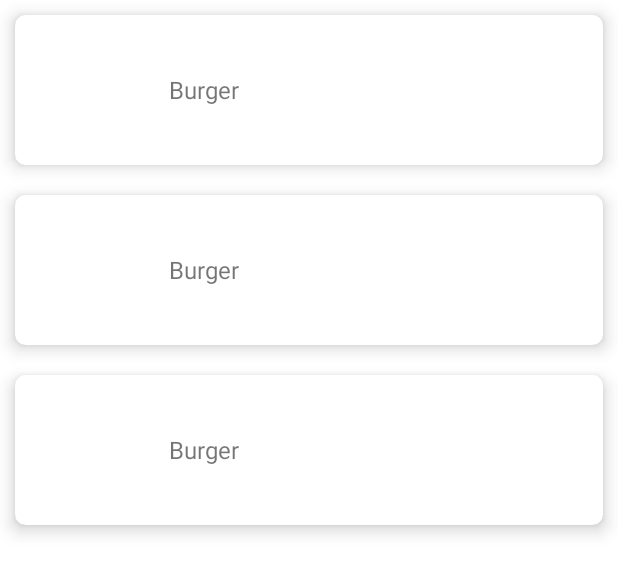
After one commit to azzamrabbanii/CustomTheme-RecyclerView, an Android app: the layout activity_fourth.xml on its own in the app's theme, with its tools: preview values and no code run, on a phone screen of 412 x 824 dp. The commit adds this screen. Shown: the top 574 px of the screen. Run offline under Robolectric (Android 15) with nearby library versions, the phone set to English and light mode, and no system bars; network calls fail.

Commit message:
update fourthRecyclerView using data API

```diff
--- a/app/build.gradle
+++ b/app/build.gradle
@@ -48,4 +48,10 @@ dependencies {
     implementation 'com.github.bumptech.glide:glide:4.12.0'
     annotationProcessor 'com.github.bumptech.glide:compiler:4.12.0'
 
+    //Retrofit
+    implementation 'com.squareup.retrofit2:retrofit:2.9.0'
+    implementation 'com.squareup.retrofit2:converter-gson:2.9.0'
+
+    //OkHttp
+    implementation 'com.squareup.okhttp3:logging-interceptor:4.9.2'
 }
--- a/app/src/main/AndroidManifest.xml
+++ b/app/src/main/AndroidManifest.xml
@@ -7,6 +7,7 @@
 
     <application
         android:allowBackup="true"
+        android:usesCleartextTraffic="true"
         android:dataExtractionRules="@xml/data_extraction_rules"
         android:fullBackupContent="@xml/backup_rules"
         android:icon="@mipmap/ic_launcher"
@@ -15,6 +16,9 @@
         android:supportsRtl="true"
         android:theme="@style/Theme.RecycleView_App_Practice"
         tools:targetApi="31">
+        <activity
+            android:name=".fourthrecyclerview.FourthActivity"
+            android:exported="false" />
         <activity
             android:name=".thirdrecyclerview.ThirdActivity"
             android:exported="false" />
--- a/app/src/main/java/com/example/recycleview_app_practice/MainActivity.kt
+++ b/app/src/main/java/com/example/recycleview_app_practice/MainActivity.kt
@@ -5,6 +5,7 @@ import androidx.appcompat.app.AppCompatActivity
 import android.os.Bundle
 import com.example.recycleview_app_practice.databinding.ActivityMainBinding
 import com.example.recycleview_app_practice.firstrecyclerview.FirstActivity
+import com.example.recycleview_app_practice.fourthrecyclerview.FourthActivity
 import com.example.recycleview_app_practice.secondrecyclerview.SecondActivity
 import com.example.recycleview_app_practice.thirdrecyclerview.ThirdActivity
 
@@ -31,5 +32,10 @@ class MainActivity : AppCompatActivity() {
             val intent = Intent(this, ThirdActivity::class.java)
             startActivity(intent)
         }
+
+        binding.fourthRecyclerView.setOnClickListener {
+            val intent = Intent(this, FourthActivity::class.java)
+            startActivity(intent)
+        }
     }
 }
--- /dev/null
+++ b/app/src/main/res/layout/activity_fourth.xml
@@ -0,0 +1,21 @@
+<?xml version="1.0" encoding="utf-8"?>
+<LinearLayout
+    xmlns:android="http://schemas.android.com/apk/res/android"
+    xmlns:app="http://schemas.android.com/apk/res-auto"
+    xmlns:tools="http://schemas.android.com/tools"
+    android:layout_width="match_parent"
+    android:layout_height="match_parent"
+    tools:context=".fourthrecyclerview.FourthActivity"
+    android:orientation="vertical">
+
+    <androidx.recyclerview.widget.RecyclerView
+        android:id="@+id/rv_food"
+        android:layout_width="match_parent"
+        android:layout_height="match_parent"
+        tools:listitem="@layout/food_item"
+        >
+
+    </androidx.recyclerview.widget.RecyclerView>
+
+
+</LinearLayout>
--- /dev/null
+++ b/app/src/main/res/layout/food_item.xml
@@ -0,0 +1,44 @@
+<?xml version="1.0" encoding="utf-8"?>
+<androidx.cardview.widget.CardView xmlns:android="http://schemas.android.com/apk/res/android"
+    android:layout_width="match_parent"
+    android:layout_height="100dp"
+    xmlns:app="http://schemas.android.com/apk/res-auto"
+    app:cardCornerRadius="7dp"
+    app:cardElevation="7dp"
+    android:id="@+id/cv_fourth"
+    android:layout_margin="10dp">
+
+    <LinearLayout
+        android:layout_width="match_parent"
+        android:layout_height="match_parent"
+        android:orientation="horizontal"
+        android:layout_margin="10dp"
+        android:weightSum="4">
+
+        <ImageView
+            android:id="@+id/img_view"
+            android:layout_weight="1"
+            android:layout_width="0dp"
+            android:layout_height="match_parent"
+            />
+
+        <LinearLayout
+            android:layout_weight="3"
+            android:layout_width="0dp"
+            android:layout_height="match_parent"
+            android:orientation="vertical"
+            android:gravity="center">
+
+            <TextView
+                android:id="@+id/tv_name"
+                android:layout_width="match_parent"
+                android:layout_height="wrap_content"
+                android:text="Burger"
+                android:textSize="16sp"
+                />
+
+        </LinearLayout>
+
+    </LinearLayout>
+
+</androidx.cardview.widget.CardView>
```
Also changed, not shown: app/src/main/java/com/example/recycleview_app_practice/fourthrecyclerview/FourthActivity.kt (added, +60 -0 lines), app/src/main/java/com/example/recycleview_app_practice/fourthrecyclerview/data/FoodAdapter.kt (added, +35 -0 lines), app/src/main/java/com/example/recycleview_app_practice/fourthrecyclerview/data/FoodResponse.kt (added, +24 -0 lines), app/src/main/java/com/example/recycleview_app_practice/fourthrecyclerview/data/network/ApiConfig.kt (added, +45 -0 lines), app/src/main/java/com/example/recycleview_app_practice/fourthrecyclerview/data/network/ApiService.kt (added, +11 -0 lines), app/src/main/res/layout/activity_main.xml (+9 -0 lines).
